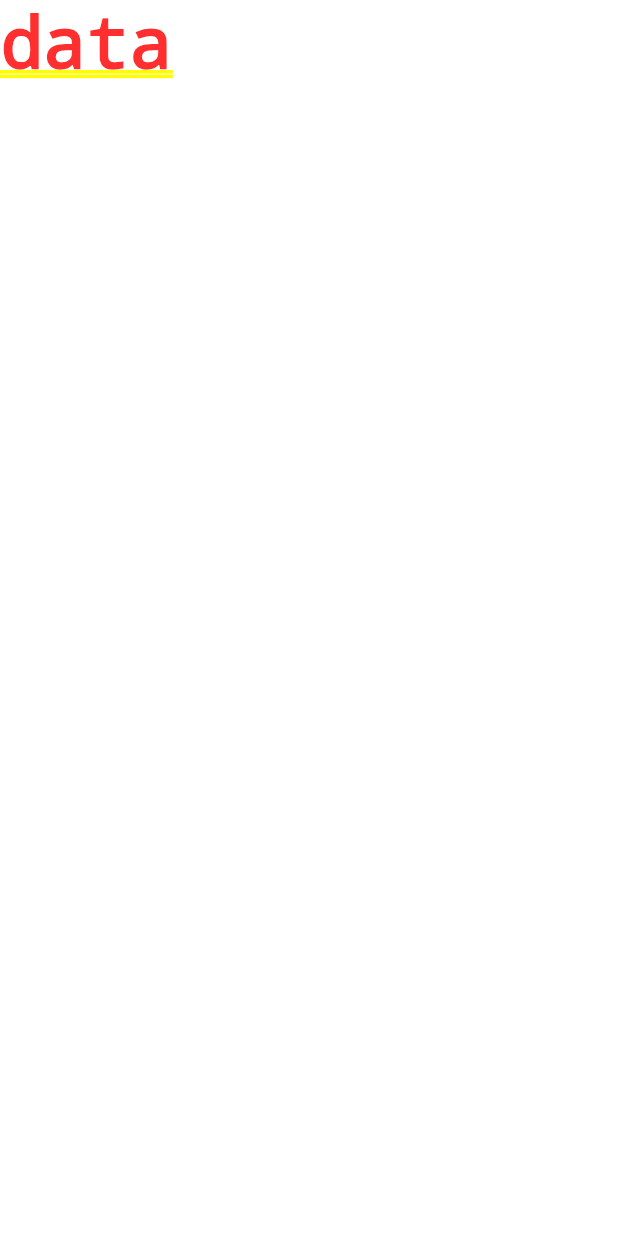
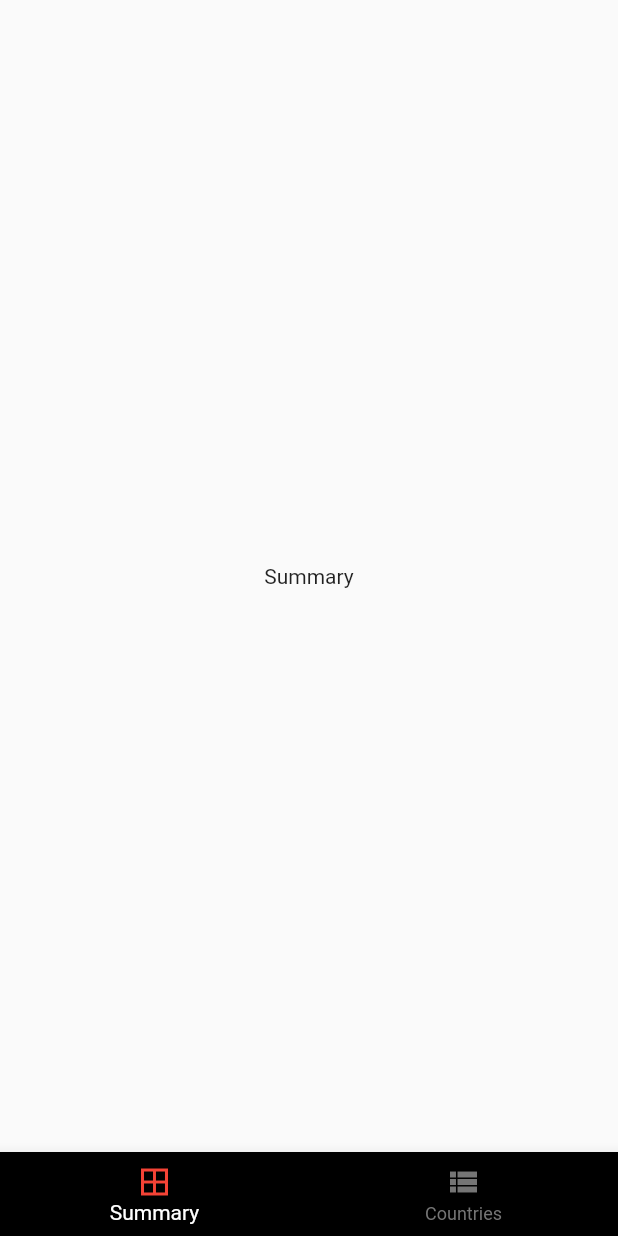
Before and after one commit to ksrikanth554/coronaapp_blocpattern, a Flutter app: the screen it shows after launch, on a phone screen of 412 x 824 dp. Run offline on Flutter 3.47's test engine with Material 2 defaults, Android fonts, the phone set to English and light mode, and no system bars; our stand-ins replace equatable, flutter_bloc.

```diff
--- a/lib/blocs/corona_countries_bloc/corona_countries_bloc.dart
+++ b/lib/blocs/corona_countries_bloc/corona_countries_bloc.dart
@@ -2,11 +2,12 @@ import 'package:coronaapp/blocs/corona_countries_bloc/corona_countries_events.da
 import 'package:coronaapp/blocs/corona_countries_bloc/corona_countries_state.dart';
 import 'package:coronaapp/data/models/corona_country.dart';
 import 'package:coronaapp/data/repository/corona_repository.dart';
-import 'package:flutter/cupertino.dart';
+import 'package:meta/meta.dart';
 import 'package:flutter_bloc/flutter_bloc.dart';
 
 class CoronaCountriesBloc extends Bloc<CoronaCountriesEvent,CoronaCountriesState>{
   CoronaRepository coronaRepository;
+  List<CoronaCountry> countries;
   CoronaCountriesBloc({@required this.coronaRepository});
   @override
   // TODO: implement initialState
@@ -17,17 +18,34 @@ class CoronaCountriesBloc extends Bloc<CoronaCountriesEvent,CoronaCountriesState
     if (event is FetchCoronaCountriesEvent) {
       yield*mapCoronaCountriesEventToState(event);
     }
+    else if (event is FilteredCountriesEvent) {
+      yield*mapFilteredCountriesEventToState(event);
+    }
+    else if (event is CrossBtnPressedEvent) {
+      yield CoronaCountriesLoadingSuccessState(countries: countries);
+    }
   }
 
   Stream<CoronaCountriesState> mapCoronaCountriesEventToState(FetchCoronaCountriesEvent event)async*{
     yield CoronaCountriesLoadingState();
     try{
-        List<CoronaCountry> countries=await coronaRepository.fetchCoronaCountries();
+        countries=await coronaRepository.fetchCoronaCountries();
         yield CoronaCountriesLoadingSuccessState(countries:countries);
     }
     catch(e){
         yield CoronaCountriesLoadingFailedState(message:e.toString());
     }
   }
+  Stream<CoronaCountriesState> mapFilteredCountriesEventToState(FilteredCountriesEvent event)async*{
+    yield CoronaCountriesLoadingState();
+    var filteredCountries=coronaRepository.fetchFilteredCountries(event.text, event.countries);
+    if (filteredCountries.length>0) {
+      yield FilteredCountriesState(countries: filteredCountries);
+    }
+    else{
+      yield NoCountriesFoundState();
+    }
+
+  }
 
 }
--- a/lib/blocs/corona_countries_bloc/corona_countries_events.dart
+++ b/lib/blocs/corona_countries_bloc/corona_countries_events.dart
@@ -1,5 +1,6 @@
+import 'package:coronaapp/data/models/corona_country.dart';
 import 'package:equatable/equatable.dart';
-import 'package:flutter/cupertino.dart';
+import 'package:meta/meta.dart';
 
 abstract class CoronaCountriesEvent extends Equatable{}
 
@@ -15,3 +16,18 @@ class CoronaUpdateOfACountry extends CoronaCountriesEvent{
   // TODO: implement props
   List<Object> get props => null;
 }
+class FilteredCountriesEvent extends CoronaCountriesEvent{
+  final String text;
+  final List<CoronaCountry> countries;
+  FilteredCountriesEvent({@required this.countries,@required this.text});
+  @override
+  // TODO: implement props
+  List<Object> get props => null;
+
+}
+class CrossBtnPressedEvent extends CoronaCountriesEvent{
+  @override
+  // TODO: implement props
+  List<Object> get props => null;
+
+}
--- a/lib/blocs/corona_countries_bloc/corona_countries_state.dart
+++ b/lib/blocs/corona_countries_bloc/corona_countries_state.dart
@@ -1,6 +1,6 @@
 import 'package:coronaapp/data/models/corona_country.dart';
 import 'package:equatable/equatable.dart';
-import 'package:flutter/cupertino.dart';
+import 'package:meta/meta.dart';
 
 abstract class CoronaCountriesState extends Equatable{}
 
@@ -23,3 +23,18 @@ class CoronaCountriesLoadingFailedState extends CoronaCountriesState{
   // TODO: implement props
   List<Object> get props => null;
 }
+
+class FilteredCountriesState extends CoronaCountriesState{
+  final List<CoronaCountry> countries;
+  FilteredCountriesState({@required this.countries});
+  @override
+  // TODO: implement props
+  List<Object> get props => null;
+
+}
+class NoCountriesFoundState extends CoronaCountriesState{
+  @override
+  // TODO: implement props
+  List<Object> get props => null;
+
+}
--- a/lib/blocs/corona_summary_bloc/corona_summary_bloc.dart
+++ b/lib/blocs/corona_summary_bloc/corona_summary_bloc.dart
@@ -2,7 +2,7 @@ import 'package:coronaapp/blocs/corona_summary_bloc/corona_summary_events.dart';
 import 'package:coronaapp/blocs/corona_summary_bloc/corona_summary_state.dart';
 import 'package:coronaapp/data/models/corona_summary.dart';
 import 'package:coronaapp/data/repository/corona_repository.dart';
-import 'package:flutter/cupertino.dart';
+import 'package:meta/meta.dart';
 import 'package:flutter_bloc/flutter_bloc.dart';
 
 class CoronaSummaryBloc extends Bloc<CoronaSummaryEvent,CoronaSummaryState>{
--- a/lib/blocs/corona_summary_bloc/corona_summary_state.dart
+++ b/lib/blocs/corona_summary_bloc/corona_summary_state.dart
@@ -1,6 +1,6 @@
 import 'package:coronaapp/data/models/corona_summary.dart';
 import 'package:equatable/equatable.dart';
-import 'package:flutter/cupertino.dart';
+import 'package:meta/meta.dart';
 
 abstract class CoronaSummaryState extends Equatable{}
 
--- a/lib/data/datasource/corona_datasource.dart
+++ b/lib/data/datasource/corona_datasource.dart
@@ -30,4 +30,16 @@ class CorornaDataSource{
     }
   }
 
+  List<CoronaCountry> getFilteredCounries(String text,List<CoronaCountry> countries){
+    if (countries.length>0) {
+      List<CoronaCountry> filteredList=countries.where((country)=>country.country.toLowerCase()
+                                       .contains(text.trim().toLowerCase())).toList();
+      return filteredList;
+    }
+    else{
+      return [];
+    }
+
+  }
+
 }
--- a/lib/data/repository/corona_repository.dart
+++ b/lib/data/repository/corona_repository.dart
@@ -1,21 +1,25 @@
 import 'package:coronaapp/data/datasource/corona_datasource.dart';
 import 'package:coronaapp/data/models/corona_country.dart';
 import 'package:coronaapp/data/models/corona_summary.dart';
+import 'package:meta/meta.dart';
 
 class CoronaRepository{
-  CorornaDataSource _corornaDataSource;
-  CoronaRepository(){
-    _corornaDataSource=CorornaDataSource();
-  }
+  CorornaDataSource corornaDataSource;
+  CoronaRepository({@required this.corornaDataSource});
+
 
   Future<CoronaSummary> fetchCorornaSummary()async{
-    var _summary=await _corornaDataSource.getCoronaSummary();
+    var _summary=await corornaDataSource.getCoronaSummary();
     return _summary;
   }
   Future<List<CoronaCountry>> fetchCoronaCountries()async{
-    var _countryCountriesList=await _corornaDataSource.getCoronaCountriesList();
+    var _countryCountriesList=await corornaDataSource.getCoronaCountriesList();
     return _countryCountriesList;
 
   }
+  List<CoronaCountry> fetchFilteredCountries(String text,List<CoronaCountry> countries){
+    var filteredList=corornaDataSource.getFilteredCounries(text, countries);
+    return filteredList;
+  }
 
 }
--- a/lib/main.dart
+++ b/lib/main.dart
@@ -1,17 +1,31 @@
+import 'package:coronaapp/blocs/corona_countries_bloc/corona_countries_bloc.dart';
+import 'package:coronaapp/blocs/corona_summary_bloc/corona_summary_bloc.dart';
+import 'package:coronaapp/data/datasource/corona_datasource.dart';
+import 'package:coronaapp/data/repository/corona_repository.dart';
 import 'package:flutter/cupertino.dart';
 import 'package:flutter/material.dart';
+import 'package:flutter_bloc/flutter_bloc.dart';
+
+import 'ui/pages/home_page.dart';
 
 void main(){
   runApp(MyApp());
 }
 
 class MyApp extends StatelessWidget {
+  final CoronaRepository coronaRepository=CoronaRepository(corornaDataSource: CorornaDataSource());
+
   @override
   Widget build(BuildContext context) {
     return MaterialApp(
-      home: Container(
-        child: Text('data'),
-      ),
+      home: MultiBlocProvider(
+        providers: [
+          BlocProvider(create: (context)=>CoronaSummaryBloc(coronaRepository: coronaRepository)),
+          BlocProvider(create: (context)=>CoronaCountriesBloc(coronaRepository: coronaRepository)),
+
+        ],
+        child: HomePage(),
+        ),
       debugShowCheckedModeBanner: false,
       theme: ThemeData(
         primarySwatch: Colors.blue
--- /dev/null
+++ b/lib/res/colors/app_colors.dart
@@ -0,0 +1,11 @@
+import 'package:flutter/material.dart';
+
+class AppColors{
+  static const Color darkBg=Colors.black87;
+  static const Color upDark=Color.fromARGB(234, 20, 19, 19);
+  static const Color cyan=Colors.cyan;
+  static const Color green=Colors.green;
+  static const Color white=Colors.white;
+  static const Color red=Colors.red;
+  static const Color teal=Colors.teal;
+}
--- a/lib/res/strings/app_strings.dart
+++ b/lib/res/strings/app_strings.dart
@@ -1,4 +1,4 @@
 class AppStrings{
-  static final String corona_summary_url='https://corona.lmao.ninja/v2/all';
-  static final String corona_countries_url='https://corona.lmao.ninja/v2/countries';
+  static const String corona_summary_url='https://corona.lmao.ninja/v2/all';
+  static const String corona_countries_url='https://corona.lmao.ninja/v2/countries';
 }
--- /dev/null
+++ b/lib/ui/pages/home_page.dart
@@ -0,0 +1,52 @@
+import 'package:coronaapp/res/colors/app_colors.dart';
+import 'package:flutter/material.dart';
+
+class HomePage extends StatefulWidget {
+  @override
+  _HomePageState createState() => _HomePageState();
+}
+
+class _HomePageState extends State<HomePage> {
+  int current_tab=0;
+  @override
+  Widget build(BuildContext context) {
+    return SafeArea(
+          child: Scaffold(
+        bottomNavigationBar: BottomNavigationBar(
+          backgroundColor: Colors.black,
+          currentIndex: current_tab,
+          onTap: (index){
+            setState(() {
+              current_tab=index;
+            });
+          },
+          items: [
+            BottomNavigationBarItem(
+              icon: Icon(Icons.border_all),
+              title: Text('Summary')
+              ),
+            BottomNavigationBarItem(
+              icon: Icon(Icons.view_list),
+              title: Text('Countries')
+            ),
+          ],
+          selectedIconTheme: IconThemeData(
+            color:AppColors.red
+          ),
+          selectedItemColor: AppColors.white,
+          unselectedIconTheme: IconThemeData(
+            color: Colors.grey[600]
+          ),
+          unselectedItemColor: Colors.grey[600],
+        ),
+        body: IndexedStack(
+          index: current_tab,
+          children: <Widget>[
+            Center(child:Text('Summary')),
+            Center(child:Text('countries'))
+          ],
+        ),
+      ),
+    );
+  }
+}
--- a/pubspec.yaml
+++ b/pubspec.yaml
@@ -26,6 +26,7 @@ dependencies:
   http: ^0.12.1
   flutter_bloc: ^4.0.0
   equatable: ^1.2.0
+  intl: ^0.16.1
 
 dev_dependencies:
   flutter_test:
```
Also changed, not shown: lib/ui/widgets/app_widgets.dart (added, +15 -0 lines), lib/utils/helper.dart (added, +14 -0 lines), lib/ui/pages/corona_countries_page.dart (added), lib/ui/pages/corona_country_detail_page.dart (added), lib/ui/pages/corona_summary_page.dart (added), pubspec.lock.
